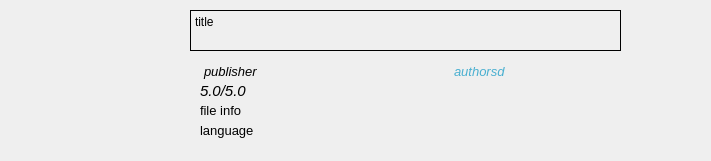
The window that bookinfoitem.ui (SingSongZepe/sszpSenbon) describes before a commit, drawn with Qt 5.
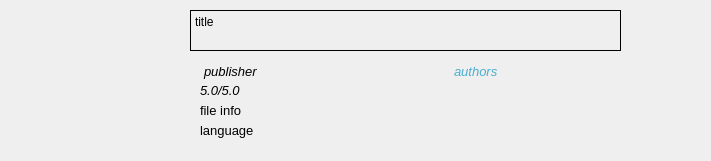
The same window after the commit. Icons and pictures are not drawn.

What changed in the file:
```diff
--- a/bookinfoitem.ui
+++ b/bookinfoitem.ui
@@ -134,7 +134,7 @@
 li.unchecked::marker { content: &quot;\2610&quot;; }
 li.checked::marker { content: &quot;\2612&quot;; }
 &lt;/style&gt;&lt;/head&gt;&lt;body style=&quot; font-family:'Microsoft YaHei UI'; font-size:9pt; font-weight:400; font-style:normal;&quot;&gt;
-&lt;p style=&quot; margin-top:0px; margin-bottom:0px; margin-left:0px; margin-right:0px; -qt-block-indent:0; text-indent:0px;&quot;&gt;&lt;span style=&quot; font-size:10pt; font-style:italic;&quot;&gt;authorsd&lt;/span&gt;&lt;/p&gt;&lt;/body&gt;&lt;/html&gt;</string>
+&lt;p style=&quot; margin-top:0px; margin-bottom:0px; margin-left:0px; margin-right:0px; -qt-block-indent:0; text-indent:0px;&quot;&gt;&lt;span style=&quot; font-size:10pt; font-style:italic;&quot;&gt;authors&lt;/span&gt;&lt;/p&gt;&lt;/body&gt;&lt;/html&gt;</string>
      </property>
     </widget>
     <widget class="QTextBrowser" name="tb_book_publisher">
@@ -283,7 +283,7 @@
      </property>
      <property name="font">
       <font>
-       <pointsize>11</pointsize>
+       <pointsize>10</pointsize>
        <italic>true</italic>
        <bold>false</bold>
       </font>
```
Left out of the diff: 3 changed lines with no effect on the pictures.
